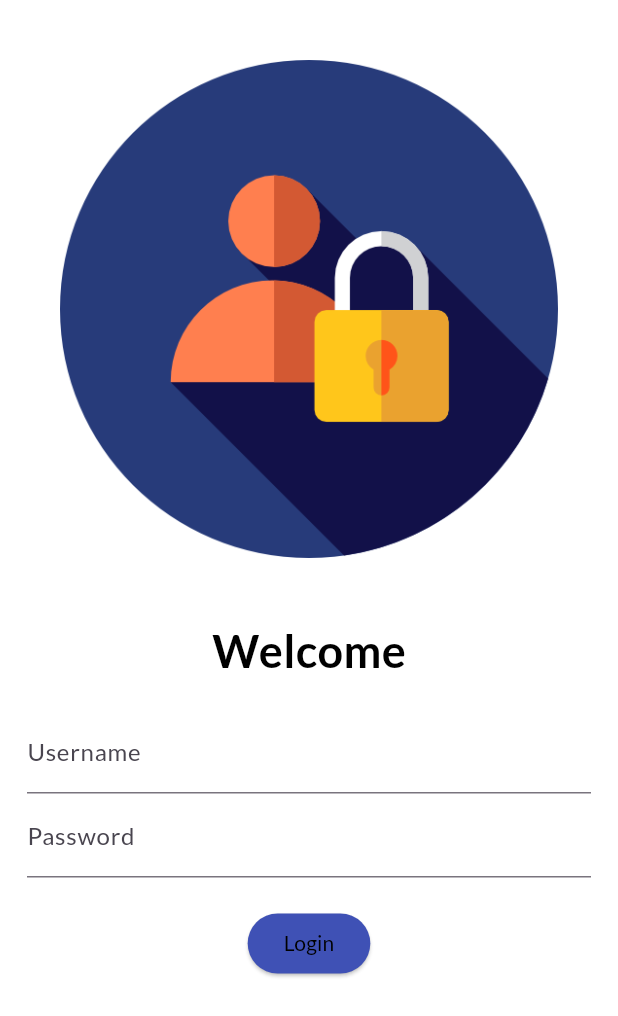
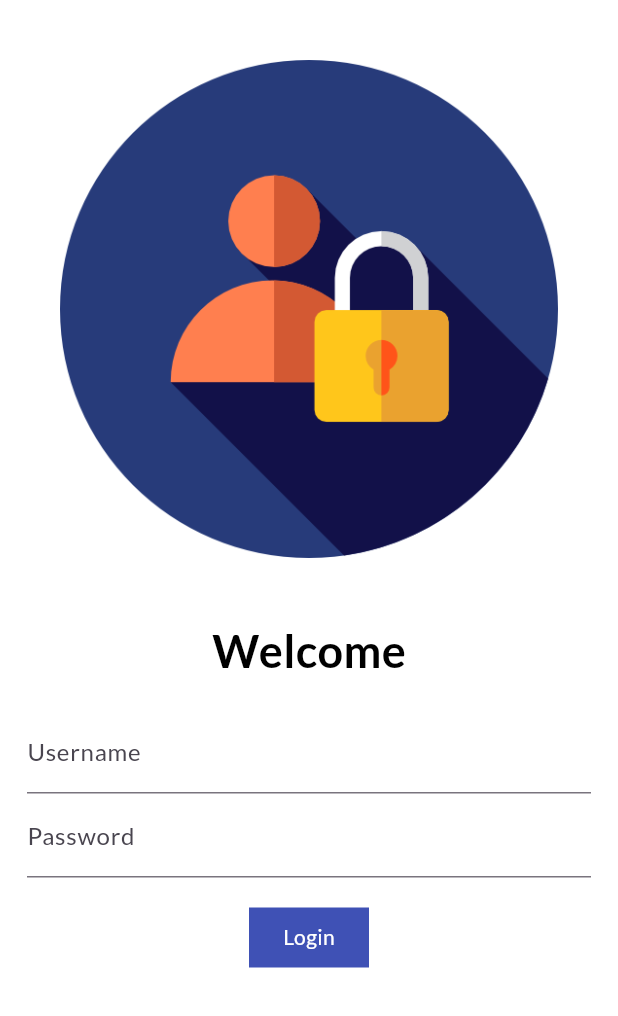
Before and after one commit to moorthikin/firstapp, a Flutter app: the screen it shows after launch, on a phone screen of 412 x 824 dp. Shown: the top 1016 px of the screen. Run offline on Flutter 3.47's test engine with Material 3 defaults, Android fonts, the phone set to English and light mode, and no system bars; our stand-ins replace google_fonts.

Commit message:
day5 completd

```diff
--- a/lib/main.dart
+++ b/lib/main.dart
@@ -29,7 +29,7 @@ class FirstApp extends StatelessWidget {
       //we declare a routes "/" it was the default route after we customize as per our wish.
       routes: {
         "/": (context) => const LoginPage(),
-        // FirstApproutes.loginRoute: (context) => const LoginPage(),
+        FirstApproutes.loginRoute: (context) => const LoginPage(),
         FirstApproutes.homeRoute: (context) => const HomePage()
       },
     );
--- a/lib/pages/login_page.dart
+++ b/lib/pages/login_page.dart
@@ -3,9 +3,16 @@
 import 'package:firstapp/util/routes.dart';
 import 'package:flutter/material.dart';
 
-class LoginPage extends StatelessWidget {
+class LoginPage extends StatefulWidget {
   const LoginPage({super.key});
 
+  @override
+  State<LoginPage> createState() => _LoginPageState();
+}
+
+class _LoginPageState extends State<LoginPage> {
+  //String name = " ";
+  bool onClicked = false;
   @override
   Widget build(BuildContext context) {
     return Scaffold(
@@ -41,23 +48,54 @@ class LoginPage extends StatelessWidget {
                     decoration: const InputDecoration(
                         hintText: "Pass Word", labelText: "Password"),
                     keyboardType: TextInputType.number,
+                    // onChanged: (value) {
+                    //   name = value;
+                    //   setState(() {
+
+                    //   });
+                    // },
                   ),
                   SizedBox(
                     height: 20,
                   ),
-                  ElevatedButton(
-                    onPressed: () {
-                      Navigator.pushNamed(context, FirstApproutes.homeRoute);
+                  InkWell(
+                    onTap: () {
+                      setState(() {
+                        onClicked = true;
+                        Navigator.pushNamed(context, FirstApproutes.homeRoute);
+                      });
                     },
-                    style: const ButtonStyle(
-                        iconSize: MaterialStatePropertyAll(100.0),
-                        backgroundColor:
-                            MaterialStatePropertyAll(Colors.indigo)),
-                    child: Text(
-                      "Login",
-                      style: TextStyle(color: Colors.black),
+                    child: AnimatedContainer(
+                      duration: Duration(seconds: 1),
+                      child: Container(
+                        height: 40,
+                        width: 80,
+                        alignment: Alignment.center,
+                        decoration: BoxDecoration(
+                            color: onClicked ? Colors.green : Colors.indigo,
+                            shape: onClicked
+                                ? BoxShape.circle
+                                : BoxShape.rectangle),
+                        child: Text(
+                          "Login",
+                          style: TextStyle(color: Colors.white),
+                        ),
+                      ),
                     ),
                   )
+                  // ElevatedButton(
+                  //   onPressed: () {
+                  //     Navigator.pushNamed(context, FirstApproutes.homeRoute);
+                  //   },
+                  //   style: const ButtonStyle(
+                  //       iconSize: MaterialStatePropertyAll(100.0),
+                  //       backgroundColor:
+                  //           MaterialStatePropertyAll(Colors.indigo)),
+                  //   child: Text(
+                  //     "Login",
+                  //     style: TextStyle(color: Colors.black),
+                  //   ),
+                  // )
                 ],
               ),
             )
```
